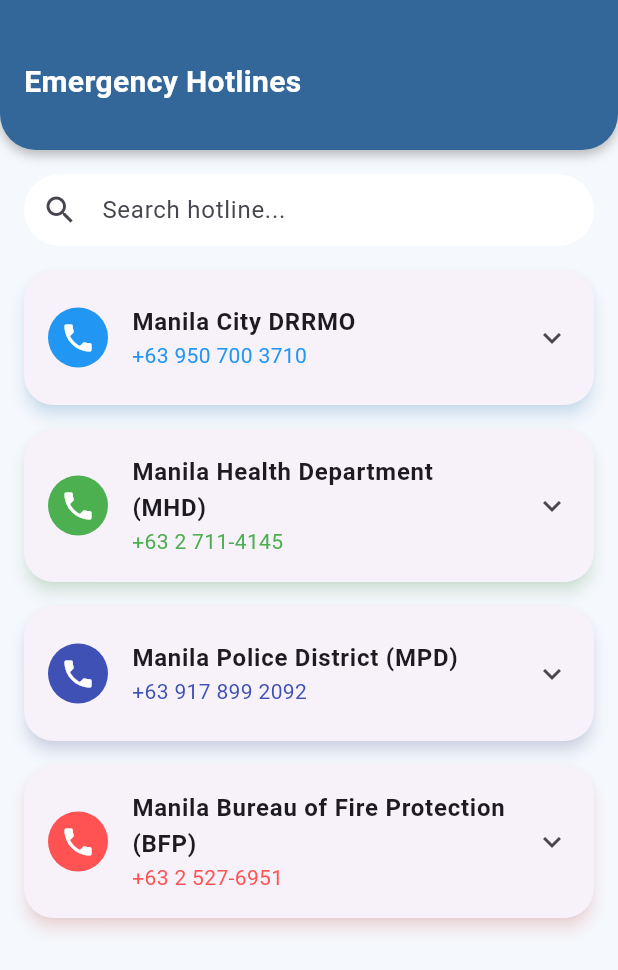
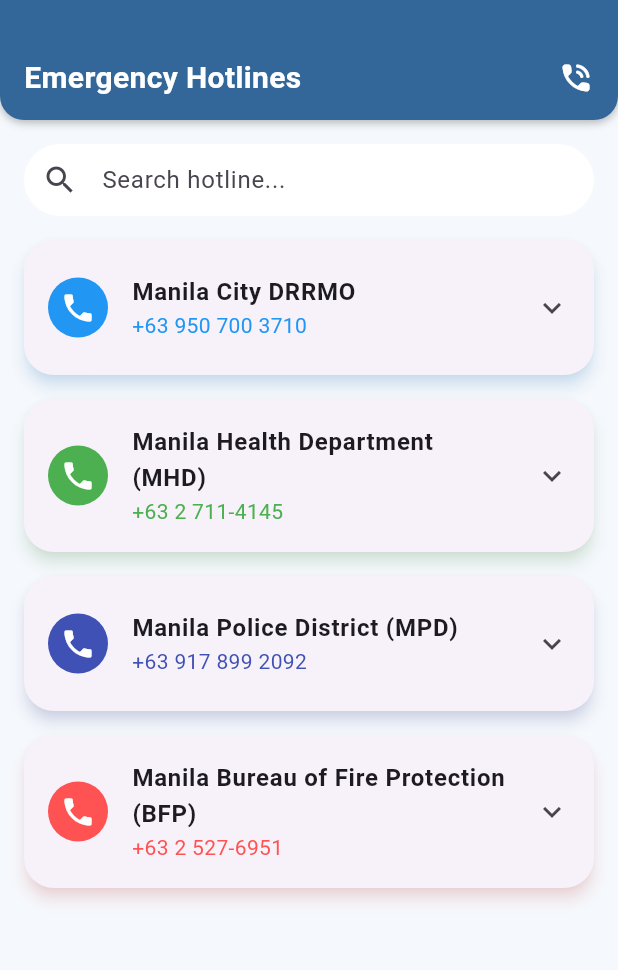
Before and after one commit to Davidtan0502/project_radar_app, a Flutter app: the HotlinesPage screen opened directly, on a phone screen of 412 x 824 dp. Shown: the top 970 px of the screen. Run offline on Flutter 3.47's test engine with Material 3 defaults, Android fonts, the phone set to English and light mode, and no system bars; our stand-ins replace geocoding, geolocator, google_fonts, google_maps_flutter.

Commit message:
update on the hotline and maps

```diff
--- a/lib/screens/hotline_screen.dart
+++ b/lib/screens/hotline_screen.dart
@@ -11,27 +11,6 @@ class HotlinesPage extends StatefulWidget {
 class _HotlinesPageState extends State<HotlinesPage> {
   String _searchText = '';
   final _scrollController = ScrollController();
-  bool _showFullHeader = true;
-
-  @override
-  void initState() {
-    super.initState();
-    _scrollController.addListener(_scrollListener);
-  }
-
-  @override
-  void dispose() {
-    _scrollController.dispose();
-    super.dispose();
-  }
-
-  void _scrollListener() {
-    if (_scrollController.offset > 20 && _showFullHeader) {
-      setState(() => _showFullHeader = false);
-    } else if (_scrollController.offset <= 20 && !_showFullHeader) {
-      setState(() => _showFullHeader = true);
-    }
-  }
 
   final List<Map<String, dynamic>> _hotlines = [
     {
@@ -84,63 +63,37 @@ class _HotlinesPageState extends State<HotlinesPage> {
     return Scaffold(
       backgroundColor: const Color(0xFFF5F8FC),
       appBar: PreferredSize(
-        preferredSize: Size.fromHeight(_showFullHeader ? 100 : 70),
-        child: AnimatedContainer(
-          duration: const Duration(milliseconds: 200),
-          curve: Curves.easeInOut,
-          padding: EdgeInsets.only(
-            top: _showFullHeader ? 40 : 20,
-            left: 16,
-            right: 16,
-            bottom: 12,
-          ),
+        preferredSize: const Size.fromHeight(80),
+        child: Container(
           decoration: const BoxDecoration(
             color: Color(0xFF336699),
             borderRadius: BorderRadius.only(
-              bottomLeft: Radius.circular(24),
-              bottomRight: Radius.circular(24),
+              bottomLeft: Radius.circular(16),
+              bottomRight: Radius.circular(16),
             ),
             boxShadow: [
               BoxShadow(
                 color: Colors.black26,
-                blurRadius: 6,
-                offset: Offset(0, 3),
+                blurRadius: 4,
+                offset: Offset(0, 2),
               ),
             ],
           ),
-          child: AnimatedCrossFade(
-            duration: const Duration(milliseconds: 200),
-            crossFadeState: _showFullHeader
-                ? CrossFadeState.showFirst
-                : CrossFadeState.showSecond,
-            firstChild: const Row(
+          padding: const EdgeInsets.only(top: 36, left: 16, right: 16, bottom: 12),
+          alignment: Alignment.centerLeft,
+          child: Row(
             mainAxisAlignment: MainAxisAlignment.spaceBetween,
-              children: [
-                Column(
-                  crossAxisAlignment: CrossAxisAlignment.start,
-                  children: [
+            children: const [
               Text(
                 'Emergency Hotlines',
                 style: TextStyle(
                   color: Colors.white,
                   fontSize: 20,
-                        fontWeight: FontWeight.bold,
+                  fontWeight: FontWeight.w600,
                 ),
               ),
+              Icon(Icons.phone_in_talk_rounded, color: Colors.white),
             ],
-                ),
-              ],
-            ),
-            secondChild: const Center(
-              child: Text(
-                'Emergency Hotlines',
-                style: TextStyle(
-                  color: Colors.white,
-                  fontSize: 20,
-                  fontWeight: FontWeight.bold,
-                ),
-              ),
-            ),
           ),
         ),
       ),
@@ -148,14 +101,8 @@ class _HotlinesPageState extends State<HotlinesPage> {
         padding: const EdgeInsets.all(16),
         child: Column(
           children: [
-            // Search Field with animation
-            AnimatedSlide(
-              duration: const Duration(milliseconds: 300),
-              offset: _showFullHeader ? Offset.zero : const Offset(0, -0.2),
-              child: AnimatedOpacity(
-                duration: const Duration(milliseconds: 300),
-                opacity: _showFullHeader ? 1 : 0.9,
-                child: TextField(
+            // Search Field
+            TextField(
               decoration: InputDecoration(
                 hintText: 'Search hotline...',
                 prefixIcon: const Icon(Icons.search),
@@ -173,19 +120,10 @@ class _HotlinesPageState extends State<HotlinesPage> {
                 });
               },
             ),
-              ),
-            ),
             const SizedBox(height: 16),
 
-            // Hotline Cards with animations
+            // Hotline Cards
             Expanded(
-              child: NotificationListener<ScrollNotification>(
-                onNotification: (notification) {
-                  if (notification is ScrollUpdateNotification) {
-                    _scrollListener();
-                  }
-                  return true;
-                },
               child: filteredHotlines.isEmpty
                   ? const Center(
                       child: Text(
@@ -198,13 +136,10 @@ class _HotlinesPageState extends State<HotlinesPage> {
                       itemCount: filteredHotlines.length,
                       itemBuilder: (context, index) {
                         final hotline = filteredHotlines[index];
-                          return AnimatedPadding(
-                            duration: const Duration(milliseconds: 200),
+                        return Padding(
                           padding: EdgeInsets.only(
                             bottom: index == filteredHotlines.length - 1 ? 0 : 16,
                           ),
-                            child: ScaleTransition(
-                              scale: AlwaysStoppedAnimation(1),
                           child: Card(
                             margin: EdgeInsets.zero,
                             shape: RoundedRectangleBorder(
@@ -230,8 +165,7 @@ class _HotlinesPageState extends State<HotlinesPage> {
                               ),
                               leading: CircleAvatar(
                                 backgroundColor: hotline['color'],
-                                    child: const Icon(Icons.local_phone,
-                                        color: Colors.white),
+                                child: const Icon(Icons.local_phone, color: Colors.white),
                               ),
                               children: [
                                 Padding(
@@ -242,18 +176,14 @@ class _HotlinesPageState extends State<HotlinesPage> {
                                     children: [
                                       Text(
                                         hotline['description'],
-                                            style: const TextStyle(
-                                                color: Colors.black87),
+                                        style: const TextStyle(color: Colors.black87),
                                       ),
                                       const SizedBox(height: 12),
                                       Row(
                                         mainAxisAlignment:
                                             MainAxisAlignment.spaceBetween,
                                         children: [
-                                              AnimatedScale(
-                                                duration: const Duration(milliseconds: 200),
-                                                scale: 1,
-                                                child: ElevatedButton.icon(
+                                          ElevatedButton.icon(
                                             onPressed: () async {
                                               final Uri url =
                                                   Uri.parse(hotline['phoneUri']);
@@ -271,14 +201,10 @@ class _HotlinesPageState extends State<HotlinesPage> {
                                               ),
                                             ),
                                           ),
-                                              ),
-                                              AnimatedScale(
-                                                duration: const Duration(milliseconds: 200),
-                                                scale: 1,
-                                                child: OutlinedButton.icon(
+                                          OutlinedButton.icon(
                                             onPressed: () async {
-                                                    final Uri url = Uri.parse(
-                                                        hotline['facebookUrl']);
+                                              final Uri url =
+                                                  Uri.parse(hotline['facebookUrl']);
                                               if (await canLaunchUrl(url)) {
                                                 await launchUrl(url);
                                               }
@@ -287,13 +213,10 @@ class _HotlinesPageState extends State<HotlinesPage> {
                                             label: const Text('Facebook'),
                                             style: OutlinedButton.styleFrom(
                                               foregroundColor: hotline['color'],
-                                                    side: BorderSide(
-                                                      color: hotline['color'],
-                                                    ),
+                                              side: BorderSide(color: hotline['color']),
                                               shape: RoundedRectangleBorder(
                                                 borderRadius:
                                                     BorderRadius.circular(30),
-                                                    ),
                                               ),
                                             ),
                                           ),
@@ -305,10 +228,8 @@ class _HotlinesPageState extends State<HotlinesPage> {
                               ],
                             ),
                           ),
-                            ),
                         );
                       },
-                      ),
                     ),
             ),
           ],
```
Also changed, not shown: lib/screens/map_screen.dart (+22 -19 lines), 1 other file. Lines whose indentation alone changed are shown as unchanged.
